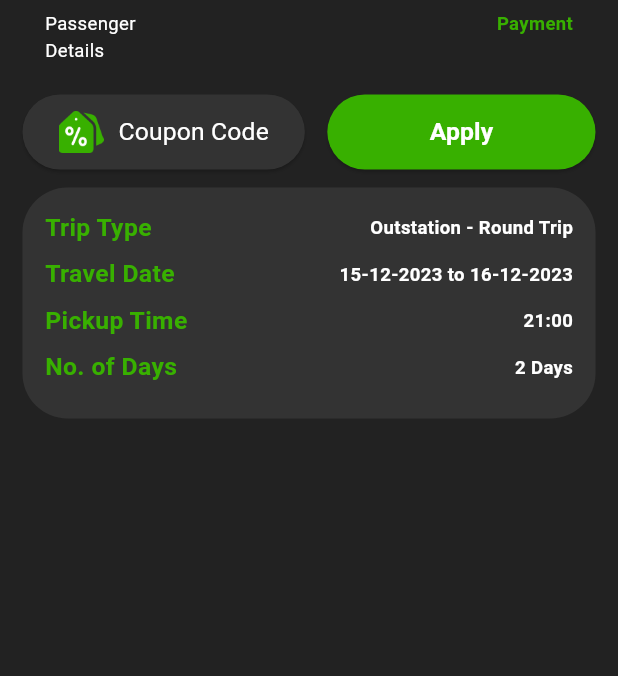
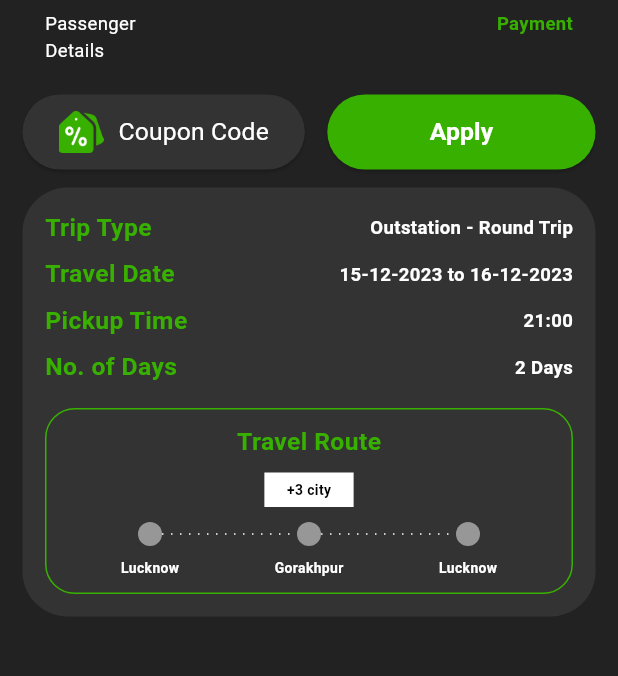
Before and after one commit to MohammedGhazaly/yatri_task, a Flutter app: the PaymentView screen opened by its route, on a phone screen of 412 x 824 dp, the part 105-781 px from its top. Run offline on Flutter 3.47's test engine with Material 3 defaults, Android fonts, the phone set to English and light mode, and no system bars; drawn by our look-alikes of easy_stepper; our stand-ins replace flutter_svg.

Commit message:
Finished travel route section

```diff
--- a/lib/core/utils/app_colors.dart
+++ b/lib/core/utils/app_colors.dart
@@ -6,4 +6,5 @@ class AppColors {
   static Color primaryColorLight2 = const Color(0xFFE6F5E0);
   static Color errorColor = const Color(0xffF92B2B);
   static Color darkColor = const Color(0xff333333);
+  static Color silverColor = const Color(0xff979797);
 }
--- a/lib/core/utils/app_style.dart
+++ b/lib/core/utils/app_style.dart
@@ -2,6 +2,13 @@ import 'package:flutter/material.dart';
 import 'package:yatri_car_task/core/utils/size_config.dart';
 
 class AppStyle {
+  static TextStyle getTextStyleBold9(BuildContext context) {
+    return TextStyle(
+      fontSize: getResponsiveFontSize(context, fontSize: 9),
+      fontWeight: FontWeight.w700,
+    );
+  }
+
   static TextStyle getTextStyleBold12(BuildContext context) {
     return TextStyle(
       fontSize: getResponsiveFontSize(context, fontSize: 12),
--- /dev/null
+++ b/lib/features/payment/view/widgets/travel_route.dart
@@ -0,0 +1,118 @@
+import 'package:easy_stepper/easy_stepper.dart';
+import 'package:flutter/material.dart';
+import 'package:yatri_car_task/core/utils/app_colors.dart';
+import 'package:yatri_car_task/core/utils/app_style.dart';
+
+class TravelRoute extends StatelessWidget {
+  const TravelRoute({super.key});
+
+  @override
+  Widget build(BuildContext context) {
+    return Container(
+      // width: double.infinity,
+      padding: EdgeInsets.symmetric(
+        vertical: 10,
+        horizontal: 20,
+      ),
+      decoration: BoxDecoration(
+        border: Border.all(
+          color: AppColors.primaryColor,
+        ),
+        borderRadius: BorderRadius.circular(20),
+      ),
+      child: Column(
+        children: [
+          Text(
+            "Travel Route",
+            style: AppStyle.getTextStyleBold16(context).copyWith(
+              color: AppColors.primaryColor,
+            ),
+          ),
+          SizedBox(
+            height: 8,
+          ),
+          Container(
+            padding: EdgeInsets.symmetric(vertical: 5, horizontal: 15),
+            decoration: BoxDecoration(
+              color: Colors.white,
+            ),
+            child: Text(
+              "+3 city",
+              style: AppStyle.getTextStyleBold9(context).copyWith(
+                color: Colors.black,
+              ),
+            ),
+          ),
+          SizedBox(
+            height: 10,
+          ),
+          SizedBox(
+            // height: ,
+            child: EasyStepper(
+              borderThickness: 0,
+              showStepBorder: false,
+              stepRadius: 8,
+              alignment: Alignment.center,
+              direction: Axis.horizontal,
+              lineStyle: LineStyle(
+                // lineSpace: 50,
+
+                lineLength: 90,
+                lineType: LineType.dashed,
+                lineWidth: 1,
+                defaultLineColor: Colors.white,
+              ),
+              activeStep: -1,
+              fitWidth: true,
+              padding: EdgeInsets.all(0),
+              internalPadding: 0,
+              steps: [
+                EasyStep(
+                  customTitle: Text(
+                    "Lucknow",
+                    textAlign: TextAlign.center,
+                    style: AppStyle.getTextStyleBold9(context)
+                        .copyWith(color: Colors.white),
+                  ),
+                  icon: Icon(Icons.abc),
+                  customStep: CircleAvatar(
+                    radius: 8,
+                    backgroundColor: AppColors.silverColor,
+                  ),
+                ),
+                EasyStep(
+                  // customTitle: ,
+                  customTitle: Text(
+                    "Gorakhpur",
+                    textAlign: TextAlign.center,
+                    style: AppStyle.getTextStyleBold9(context)
+                        .copyWith(color: Colors.white),
+                  ),
+                  icon: Icon(Icons.abc),
+                  customStep: CircleAvatar(
+                    radius: 8,
+                    backgroundColor: AppColors.silverColor,
+                  ),
+                ),
+                EasyStep(
+                  customTitle: Text(
+                    "Lucknow",
+                    textAlign: TextAlign.center,
+                    style: AppStyle.getTextStyleBold9(context)
+                        .copyWith(color: Colors.white),
+                  ),
+                  // customTitle: ,
+                  icon: Icon(Icons.abc),
+                  customStep: CircleAvatar(
+                    radius: 8,
+                    backgroundColor: AppColors.silverColor,
+                  ),
+                ),
+              ],
+            ),
+          ),
+        ],
+      ),
+    );
+  }
+}
--- a/lib/features/payment/view/widgets/trip_details_section.dart
+++ b/lib/features/payment/view/widgets/trip_details_section.dart
@@ -1,6 +1,6 @@
 import 'package:flutter/material.dart';
 import 'package:yatri_car_task/core/utils/app_colors.dart';
-import 'package:yatri_car_task/core/utils/app_style.dart';
+import 'package:yatri_car_task/features/payment/view/widgets/travel_route.dart';
 import 'package:yatri_car_task/features/payment/view/widgets/trip_detail_row_widget.dart';
 
 class TripDetailsSection extends StatelessWidget {
@@ -26,7 +26,8 @@ class TripDetailsSection extends StatelessWidget {
           TripDetailRowWidget(leftText: "Pickup Time", rightText: "21:00"),
           SizedBox(height: 7),
           TripDetailRowWidget(leftText: "No. of Days", rightText: "2 Days"),
-          SizedBox(height: 7),
+          SizedBox(height: 15),
+          TravelRoute()
         ],
       ),
     );
--- a/pubspec.yaml
+++ b/pubspec.yaml
@@ -9,6 +9,7 @@ environment:
 
 dependencies:
   cupertino_icons: ^1.0.2
+  easy_stepper: ^0.8.3
   flutter:
     sdk: flutter
   flutter_svg: ^2.0.9
```
Also changed, not shown: pubspec.lock.
